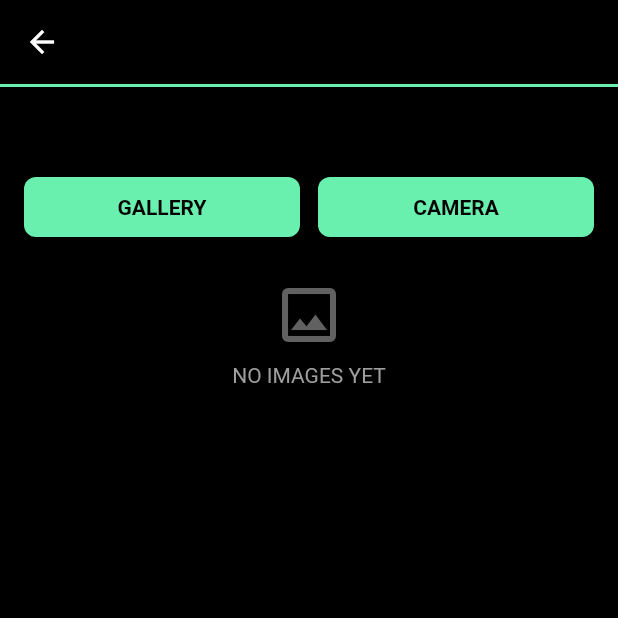
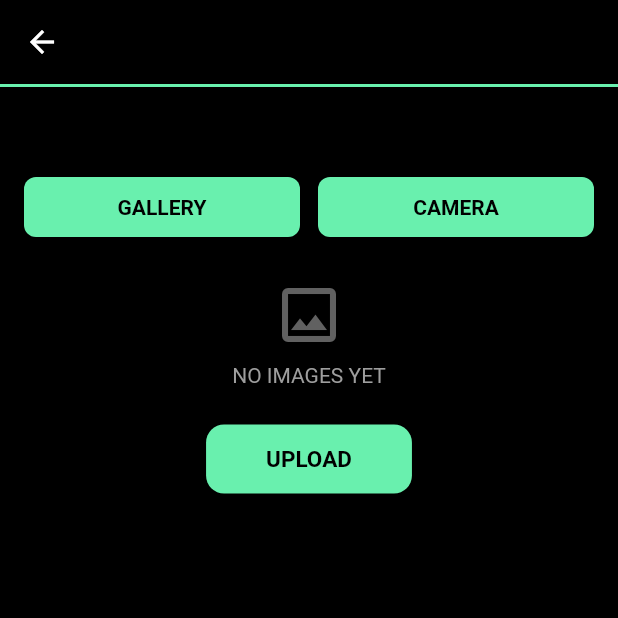
Before and after one commit to team-erin-devs/plotdv2_app, a Flutter app: the ChallengeDetailScreen screen opened directly with empty values, after a tap on "GALLERY", on a phone screen of 412 x 824 dp, the top half of it. Run offline on Flutter 3.47's test engine with Material 3 defaults, Android fonts, the phone set to English and light mode, and no system bars; our stand-ins replace dio, google_fonts, image_picker, shared_preferences; accounts and stored records are empty.

Commit message:
created upload service for b2

```diff
--- a/lib/screens/challenge_detail_screen.dart
+++ b/lib/screens/challenge_detail_screen.dart
@@ -1,7 +1,8 @@
-import 'dart:io';
+import 'dart:typed_data';
 import 'package:flutter/material.dart';
 import 'package:image_picker/image_picker.dart';
 import '../models/challenge.dart';
+import '../services/upload_service.dart'; // make sure path matches your project
 
 class ChallengeDetailScreen extends StatefulWidget {
   final Challenge challenge;
@@ -13,21 +14,23 @@ class ChallengeDetailScreen extends StatefulWidget {
 }
 
 class _ChallengeDetailScreenState extends State<ChallengeDetailScreen> {
-  final List<XFile> _images = [];
+  final List<_SelectedImage> _images = [];
   final ImagePicker _picker = ImagePicker();
+  bool _isUploading = false;
 
   Future<void> _pickImage() async {
     try {
-      final XFile? image = await _picker.pickImage(source: ImageSource.gallery);
-      if (image != null) {
-        setState(() => _images.add(image));
+      final XFile? picked = await _picker.pickImage(
+        source: ImageSource.gallery,
+      );
+      if (picked != null) {
+        final bytes = await picked.readAsBytes();
+        setState(
+          () => _images.add(_SelectedImage(bytes: bytes, name: picked.name)),
+        );
       }
     } catch (e) {
-      if (mounted) {
-        ScaffoldMessenger.of(
-          context,
-        ).showSnackBar(SnackBar(content: Text('Error picking image: $e')));
-      }
+      _showSnack('Error picking image: $e');
     }
   }
 
@@ -35,18 +38,49 @@ class _ChallengeDetailScreenState extends State<ChallengeDetailScreen> {
     try {
       final XFile? photo = await _picker.pickImage(source: ImageSource.camera);
       if (photo != null) {
-        setState(() => _images.add(photo));
+        final bytes = await photo.readAsBytes();
+        setState(
+          () => _images.add(_SelectedImage(bytes: bytes, name: photo.name)),
+        );
       }
     } catch (e) {
-      if (mounted) {
-        ScaffoldMessenger.of(
-          context,
-        ).showSnackBar(SnackBar(content: Text('Error taking photo: $e')));
-      }
+      _showSnack('Error taking photo: $e');
     }
   }
 
   void _removeImage(int index) => setState(() => _images.removeAt(index));
+
+  void _showSnack(String msg) {
+    if (!mounted) return;
+    ScaffoldMessenger.of(context).showSnackBar(
+      SnackBar(content: Text(msg), backgroundColor: Colors.black87),
+    );
+  }
+
+  Future<void> _uploadImages() async {
+    if (_images.isEmpty) {
+      _showSnack("Please select at least one image before uploading.");
+      return;
+    }
+
+    setState(() => _isUploading = true);
+
+    try {
+      for (final img in _images) {
+        await UploadService.uploadProof(
+          bytes: img.bytes,
+          filename: img.name,
+          challengeId: widget.challenge.id,
+        );
+      }
+      _showSnack("Upload successful!");
+      setState(() => _images.clear());
+    } catch (e) {
+      _showSnack("Upload failed: $e");
+    } finally {
+      setState(() => _isUploading = false);
+    }
+  }
 
   Color _getDifficultyColor() {
     switch (widget.challenge.difficulty) {
@@ -140,10 +174,13 @@ class _ChallengeDetailScreenState extends State<ChallengeDetailScreen> {
             ),
             const SizedBox(height: 24),
 
-            // Images
-            if (_images.isNotEmpty) ...[
+            // Image previews
+            if (_images.isNotEmpty)
+              Column(
+                crossAxisAlignment: CrossAxisAlignment.start,
+                children: [
                   Text(
-                "UPLOADED IMAGES",
+                    "SELECTED IMAGES",
                     style: TextStyle(
                       fontSize: 14,
                       fontWeight: FontWeight.bold,
@@ -154,13 +191,15 @@ class _ChallengeDetailScreenState extends State<ChallengeDetailScreen> {
                   GridView.builder(
                     shrinkWrap: true,
                     physics: const NeverScrollableScrollPhysics(),
-                gridDelegate: const SliverGridDelegateWithFixedCrossAxisCount(
+                    gridDelegate:
+                        const SliverGridDelegateWithFixedCrossAxisCount(
                           crossAxisCount: 2,
                           crossAxisSpacing: 12,
                           mainAxisSpacing: 12,
                         ),
                     itemCount: _images.length,
                     itemBuilder: (context, index) {
+                      final img = _images[index];
                       return Stack(
                         children: [
                           Container(
@@ -170,12 +209,7 @@ class _ChallengeDetailScreenState extends State<ChallengeDetailScreen> {
                                 width: 2,
                               ),
                             ),
-                        child: Image.file(
-                          File(_images[index].path),
-                          fit: BoxFit.cover,
-                          width: double.infinity,
-                          height: double.infinity,
-                        ),
+                            child: Image.memory(img.bytes, fit: BoxFit.cover),
                           ),
                           Positioned(
                             top: 2,
@@ -195,7 +229,9 @@ class _ChallengeDetailScreenState extends State<ChallengeDetailScreen> {
                       );
                     },
                   ),
-            ] else
+                ],
+              )
+            else
               Center(
                 child: Column(
                   children: [
@@ -212,9 +248,52 @@ class _ChallengeDetailScreenState extends State<ChallengeDetailScreen> {
                   ],
                 ),
               ),
+
+            const SizedBox(height: 24),
+
+            // Upload button
+            Center(
+              child: ElevatedButton(
+                onPressed: _isUploading ? null : _uploadImages,
+                style: ElevatedButton.styleFrom(
+                  backgroundColor: _getDifficultyColor(),
+                  foregroundColor: Colors.black,
+                  padding: const EdgeInsets.symmetric(
+                    vertical: 14,
+                    horizontal: 40,
+                  ),
+                  shape: RoundedRectangleBorder(
+                    borderRadius: BorderRadius.circular(12),
+                  ),
+                ),
+                child: _isUploading
+                    ? const SizedBox(
+                        width: 22,
+                        height: 22,
+                        child: CircularProgressIndicator(
+                          color: Colors.black,
+                          strokeWidth: 2.5,
+                        ),
+                      )
+                    : const Text(
+                        "UPLOAD",
+                        style: TextStyle(
+                          fontWeight: FontWeight.bold,
+                          fontSize: 15,
+                        ),
+                      ),
+              ),
+            ),
           ],
         ),
       ),
     );
   }
 }
+
+/// Helper class to store image bytes + original filename
+class _SelectedImage {
+  final Uint8List bytes;
+  final String name;
+  _SelectedImage({required this.bytes, required this.name});
+}
--- /dev/null
+++ b/lib/services/upload_service.dart
@@ -0,0 +1,129 @@
+import 'dart:typed_data';
+import 'dart:convert';
+import 'package:dio/dio.dart';
+import 'authenticated_api_service.dart';
+
+class UploadService {
+  static final Dio _dio = Dio();
+
+  /// Step 1 — Ask Django for a presigned PUT URL
+  static Future<Map<String, dynamic>> getPresignedUrl({
+    required String filename,
+    required String challengeId,
+  }) async {
+    final payload = {'filename': filename, 'challenge_id': challengeId};
+    print("➡️ Sending to /api/presign/: $payload");
+
+    final response = await AuthenticatedApiService.authenticatedPost(
+      '/api/presign/',
+      payload,
+    );
+
+    print("⬅️ Response status: ${response.statusCode}");
+    print("⬅️ Response body: ${response.body}");
+
+    if (response.statusCode != 200) {
+      throw Exception('❌ Failed to get presigned URL: ${response.statusCode}');
+    }
+
+    final decoded = Map<String, dynamic>.from(jsonDecode(response.body));
+    print("✅ Presigned URL received: ${decoded['presigned_url']}");
+    return decoded;
+  }
+
+  /// Step 2 — Upload the file to Backblaze using presigned PUT URL
+  static Future<void> uploadToBackblaze({
+    required String presignedUrl,
+    required Uint8List bytes,
+    required String contentType,
+  }) async {
+    try {
+      print("➡️ Uploading to Backblaze: $presignedUrl");
+
+      final response = await _dio.put(
+        presignedUrl,
+        data: bytes,
+        options: Options(
+          headers: {
+            'Content-Type': contentType,
+            'Content-Length': bytes.length.toString(),
+          },
+          validateStatus: (_) => true,
+        ),
+      );
+
+      print("⬅️ Upload response status: ${response.statusCode}");
+      if (response.statusCode != null &&
+          response.statusCode! >= 200 &&
+          response.statusCode! < 300) {
+        print("✅ Upload succeeded");
+      } else {
+        throw Exception(
+          'Upload failed with status: ${response.statusCode}, body: ${response.data}',
+        );
+      }
+    } catch (e, stack) {
+      print("❌ Exception during upload: $e");
+      print(stack);
+      rethrow;
+    }
+  }
+
+  /// Step 3 — Inform backend of the new file
+  static Future<void> registerUpload({
+    required String fileUrl,
+    required String challengeId,
+  }) async {
+    try {
+      print("➡️ Registering upload with backend: $fileUrl");
+      final response = await AuthenticatedApiService.authenticatedPost(
+        '/api/proofs/',
+        {'challenge': challengeId, 'image_url': fileUrl},
+      );
+
+      print("⬅️ Register response status: ${response.statusCode}");
+      if (response.statusCode == 201) {
+        print("✅ Upload registered successfully in backend");
+      } else {
+        throw Exception('Failed to register upload: ${response.statusCode}');
+      }
+    } catch (e, stack) {
+      print("❌ Exception during registerUpload: $e");
+      print(stack);
+      rethrow;
+    }
+  }
+
+  /// Full pipeline: presign → upload → register
+  static Future<void> uploadProof({
+    required Uint8List bytes,
+    required String filename,
+    required String challengeId,
+    String contentType = 'image/jpeg',
+  }) async {
+    print("🔹 Starting upload pipeline for $filename");
+    try {
+      final presignData = await getPresignedUrl(
+        filename: filename,
+        challengeId: challengeId,
+      );
+
+      final presignedUrl = presignData['presigned_url'] as String;
+      final fileUrl = presignData['file_url'] as String;
+
+      await uploadToBackblaze(
+        presignedUrl: presignedUrl,
+        bytes: bytes,
+        contentType: contentType,
+      );
+
+      await registerUpload(fileUrl: fileUrl, challengeId: challengeId);
+
+      print("✅ Upload pipeline completed successfully for $filename");
+    } catch (e, stack) {
+      print("❌ Upload pipeline failed for $filename: $e");
+      print(stack);
+      rethrow;
+    }
+  }
+}
--- a/pubspec.yaml
+++ b/pubspec.yaml
@@ -40,6 +40,11 @@ dependencies:
   # The following adds the Cupertino Icons font to your application.
   # Use with the CupertinoIcons class for iOS style icons.
   cupertino_icons: ^1.0.8
+  dio: ^5.9.0
+  file_picker: ^10.3.3
+  mime: ^2.0.0
+  path: ^1.9.1
+  flutter_image_compress: ^2.4.0
 
 dev_dependencies:
   flutter_test:
```
Also changed, not shown: flutter_02.png (added), pubspec.lock, 1 other file. Lines whose indentation alone changed are shown as unchanged.
